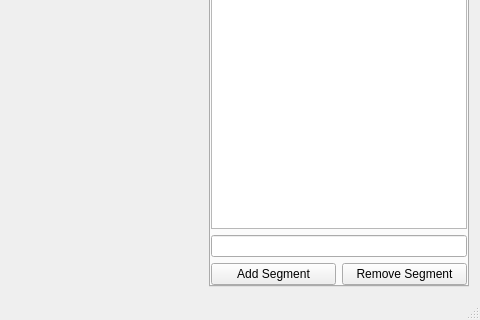
The window that Code/Source/Tools/Browse3D/MainWindow.ui (moChen0607/Thea) describes before a commit, drawn with Qt 5; both pictures show x 304 to 784 and y 296 to 616 of the 784 by 616 pixel window.
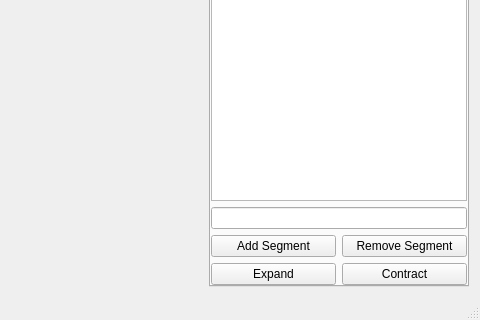
The same window after the commit.

Commit message: Expand and contract segments according to scene hierarchy

Patch:
```diff
--- a/Code/Source/Tools/Browse3D/MainWindow.ui
+++ b/Code/Source/Tools/Browse3D/MainWindow.ui
@@ -56,21 +56,35 @@
          <widget class="QLineEdit" name="segmentLabel"/>
         </item>
         <item>
-         <layout class="QHBoxLayout" name="pickSegmentsButtonLayout">
-          <item>
-           <widget class="QPushButton" name="buttonAddSegment">
-            <property name="text">
-             <string>Add Segment</string>
-            </property>
-           </widget>
-          </item>
-          <item>
+         <layout class="QGridLayout" name="gridLayout">
+          <item row="0" column="1">
            <widget class="QPushButton" name="buttonRemoveSegment">
             <property name="text">
              <string>Remove Segment</string>
             </property>
            </widget>
           </item>
+          <item row="0" column="0">
+           <widget class="QPushButton" name="buttonAddSegment">
+            <property name="text">
+             <string>Add Segment</string>
+            </property>
+           </widget>
+          </item>
+          <item row="1" column="0">
+           <widget class="QPushButton" name="buttonExpandSegment">
+            <property name="text">
+             <string>Expand</string>
+            </property>
+           </widget>
+          </item>
+          <item row="1" column="1">
+           <widget class="QPushButton" name="buttonContractSegment">
+            <property name="text">
+             <string>Contract</string>
+            </property>
+           </widget>
+          </item>
          </layout>
         </item>
        </layout>
```
Left out of the diff: 2 changed lines with no effect on the pictures. The commit also changes 7 other files.
